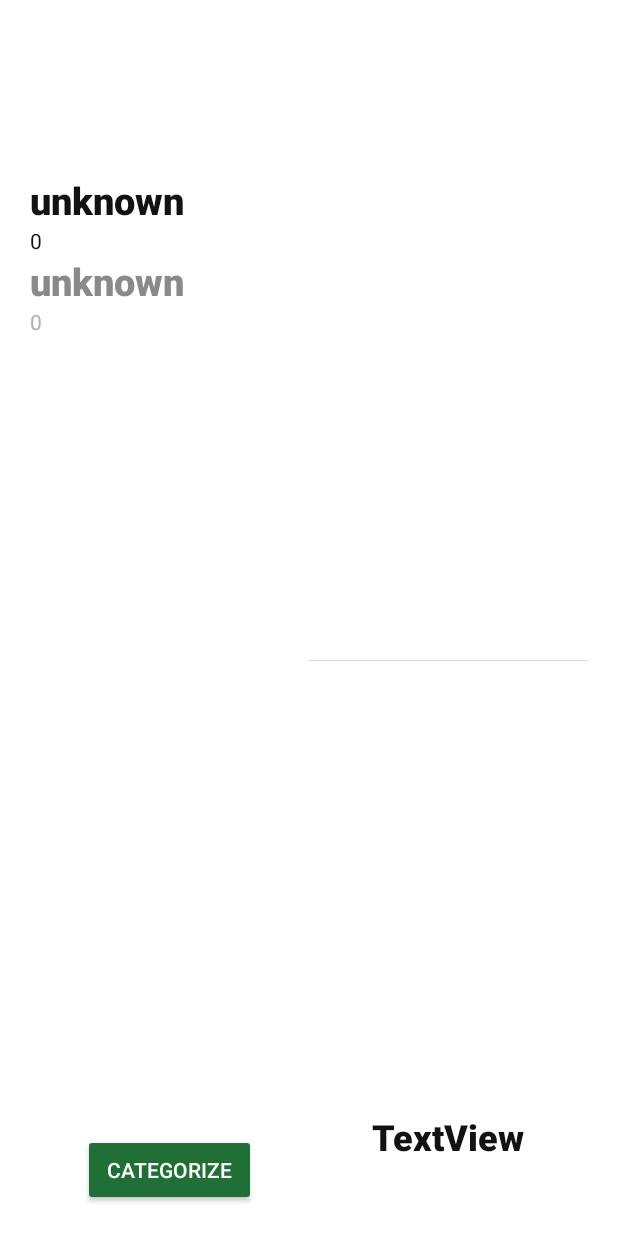
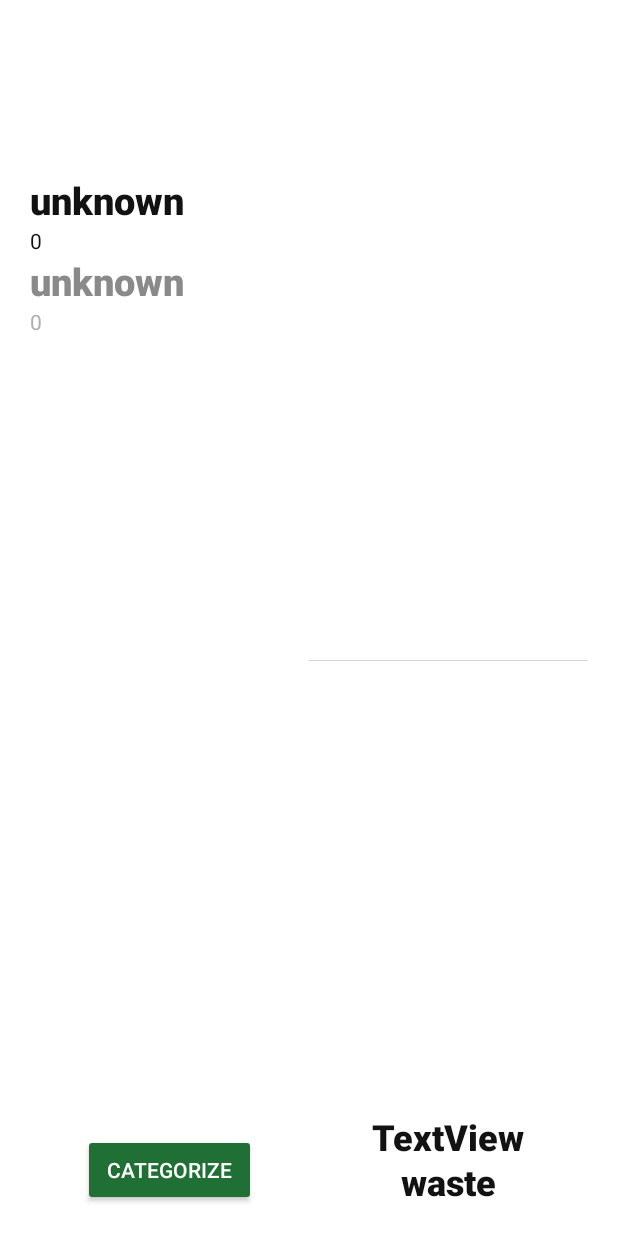
Before and after one commit to nhamngocminhquan/waste-categorization, an Android app: the layout activity_main.xml on its own in the app's theme, with its tools: preview values and no code run, on a phone screen of 412 x 824 dp. Run offline under Robolectric (Android 15) with nearby library versions, the phone set to English and light mode, and no system bars.

Commit message:
- Improved category visualization

```diff
--- a/app/src/main/java/com/example/waste/MainActivity.java
+++ b/app/src/main/java/com/example/waste/MainActivity.java
@@ -61,8 +61,10 @@ public class MainActivity extends AppCompatActivity {
     protected TextView objectConfidence1;
     protected TextView objectName2;
     protected TextView objectConfidence2;
+
     protected TextView categoryName;
     protected ImageView categoryIcon;
+    protected TextView wasteName;
 
     //Camera stuff
     protected FrameLayout cameraStream;
@@ -94,8 +96,10 @@ public class MainActivity extends AppCompatActivity {
         objectConfidence2 = (TextView) findViewById(R.id.textView4);
 
         categoryName = (TextView) findViewById(R.id.textView5);
+        wasteName = (TextView) findViewById(R.id.textView6);
         categoryIcon = (ImageView) findViewById(R.id.imageView);
         categoryName.setVisibility(View.INVISIBLE);
+        wasteName.setVisibility(View.INVISIBLE);
         categoryIcon.setVisibility(View.INVISIBLE);
 
         cameraStream = (FrameLayout) findViewById(R.id.frameLayout);
@@ -169,6 +173,7 @@ public class MainActivity extends AppCompatActivity {
 
                     categoryName.setVisibility(View.VISIBLE);
                     categoryIcon.setVisibility(View.VISIBLE);
+                    wasteName.setVisibility(View.VISIBLE);
 
                     String label = null;
                     try {
@@ -191,6 +196,7 @@ public class MainActivity extends AppCompatActivity {
                     isPreviewing = true;
 
                     categoryName.setVisibility(View.INVISIBLE);
+                    wasteName.setVisibility(View.INVISIBLE);
                     categoryIcon.setVisibility(View.INVISIBLE);
                 }
             }
--- a/app/src/main/res/layout/activity_main.xml
+++ b/app/src/main/res/layout/activity_main.xml
@@ -139,6 +139,20 @@
                     app:layout_constraintEnd_toEndOf="@+id/imageView"
                     app:layout_constraintStart_toStartOf="@+id/imageView" />
 
+                <TextView
+                    android:id="@+id/textView6"
+                    android:layout_width="wrap_content"
+                    android:layout_height="wrap_content"
+                    android:fontFamily="sans-serif-black"
+                    android:gravity="center"
+                    android:text="waste"
+                    android:textColor="#121212"
+                    android:textColorLink="#FFFFFF"
+                    android:textSize="24sp"
+                    app:layout_constraintBottom_toBottomOf="parent"
+                    app:layout_constraintEnd_toEndOf="@+id/imageView"
+                    app:layout_constraintStart_toStartOf="@+id/imageView" />
+
             </androidx.constraintlayout.widget.ConstraintLayout>
 
         </LinearLayout>
```
